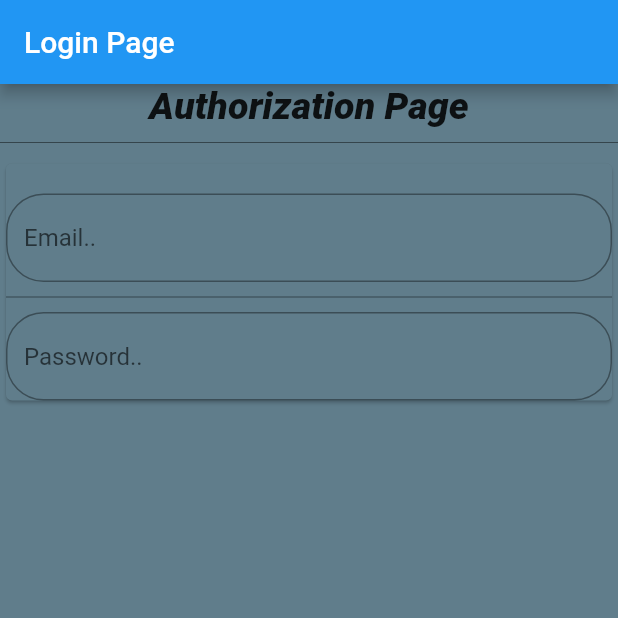
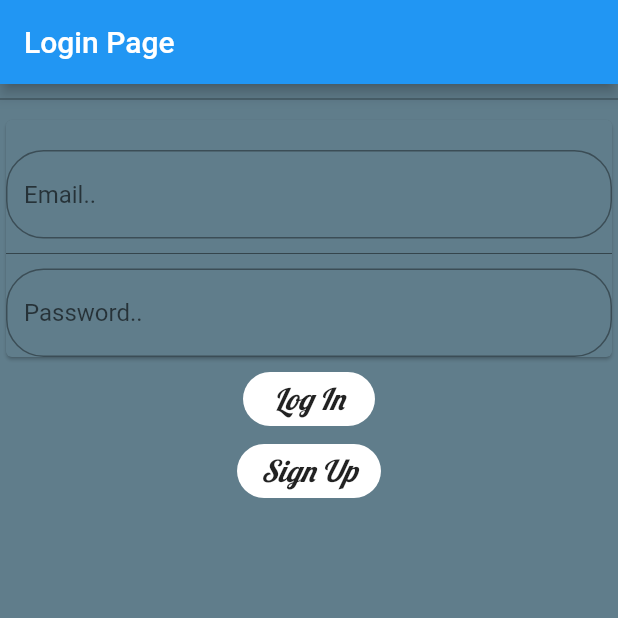
Before and after one commit to ripulagrawal98/flutter_login, a Flutter app: the screen it shows after launch, on a phone screen of 412 x 824 dp, the top half of it. Run offline on Flutter 3.47's test engine with Material 2 defaults, Android fonts, the phone set to English and light mode, and no system bars; Roboto replaces fonts that are missing (LexendZetta).

Commit message:
login page

```diff
--- a/lib/main.dart
+++ b/lib/main.dart
@@ -15,18 +15,9 @@ class MyApp extends StatelessWidget {
           title: Text("Login Page"),
         ),
       body: SafeArea(
+
         child: Column(
           children: <Widget>[
-            Text(
-              "Authorization Page",
-              style: TextStyle(
-                fontFamily: 'LexendZetta',
-                fontSize: 25.0,
-                fontWeight: FontWeight.w800,
-                fontStyle: FontStyle.italic,
-              ),
-
-            ),
             SizedBox(
               height: 20.0,
               child: Divider(
@@ -87,6 +78,36 @@ class MyApp extends StatelessWidget {
 
               ),
             ),
+            FlatButton(
+              onPressed: (){ },
+              color: Colors.white,
+              shape: RoundedRectangleBorder(
+                borderRadius: BorderRadius.circular(20.0)
+              ),
+              child: Text(
+                "Log In",
+                style: TextStyle(
+                  fontFamily: "Lobster",
+                  fontSize: 20.0,
+                  fontStyle: FontStyle.italic,
+                ),
+              ),
+            ),
+            FlatButton(
+              onPressed: (){ },
+              color: Colors.white,
+              shape: RoundedRectangleBorder(
+                  borderRadius: BorderRadius.circular(20.0)
+              ),
+              child: Text(
+                "Sign Up",
+                style: TextStyle(
+                  fontFamily: "Lobster",
+                  fontSize: 20.0,
+                  fontStyle: FontStyle.italic,
+                ),
+              ),
+            ),
           ],
         ),
       ),
```
